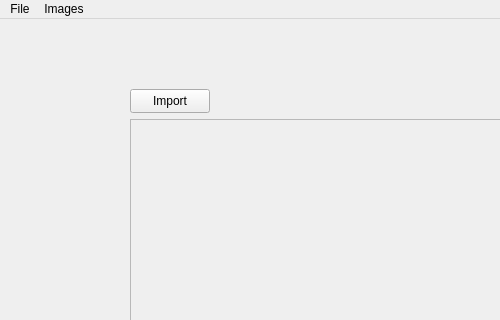
Super-SaiyanSandwich/ECMM427, file RTIe/RTIe_builder/image_Management.ui: the form before one commit; both pictures show x 0 to 500 and y 0 to 320 of the 836 by 558 pixel window.
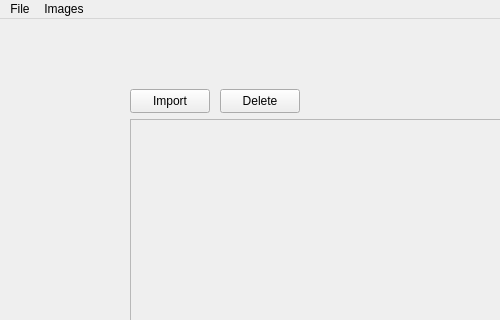
The form after the commit.

Commit message:
Delete operation changes
experimenting development - no resources online :: very annoying

The edit to the form file:
```diff
--- a/RTIe/RTIe_builder/image_Management.ui
+++ b/RTIe/RTIe_builder/image_Management.ui
@@ -61,6 +61,19 @@
      <string>Import</string>
     </property>
    </widget>
+   <widget class="QPushButton" name="delete_Button_Label">
+    <property name="geometry">
+     <rect>
+      <x>220</x>
+      <y>70</y>
+      <width>80</width>
+      <height>24</height>
+     </rect>
+    </property>
+    <property name="text">
+     <string>Delete</string>
+    </property>
+   </widget>
   </widget>
   <widget class="QMenuBar" name="menuBar">
    <property name="geometry">
```
The commit also changes 7 other files.
